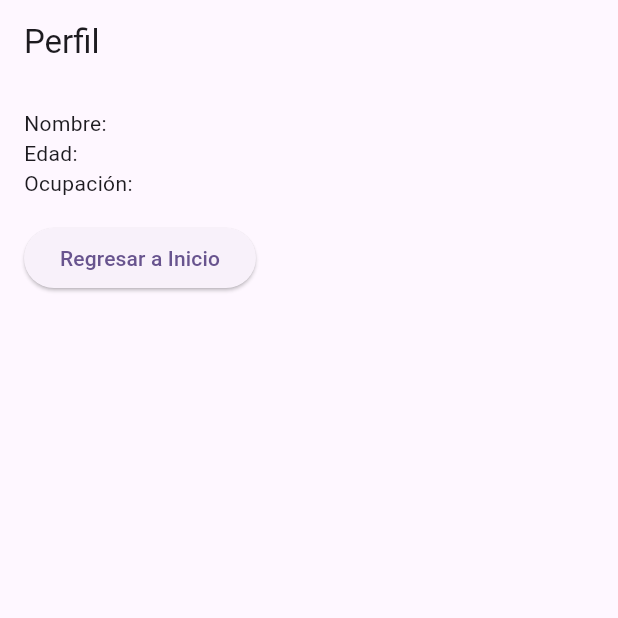
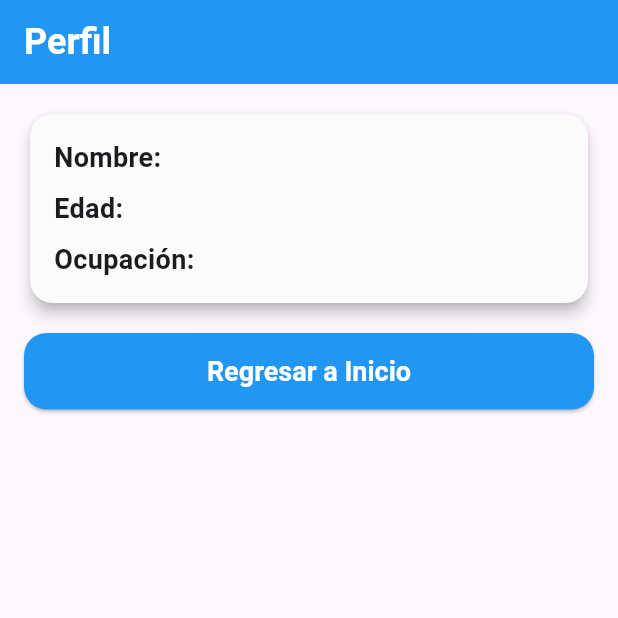
Before and after one commit to ivanCampos-cbqa/user_app, a Flutter app: the screen it shows after launch, after a tap on "Crear perfil", after a tap on "Guardar y Ver Perfil", on a phone screen of 412 x 824 dp, the top half of it. Run offline on Flutter 3.47's test engine with Material 3 defaults, Android fonts, the phone set to English and light mode, and no system bars; our stand-ins replace go_router.

Commit message:
update: styles for profile screen

```diff
--- a/lib/screens/profile_screen.dart
+++ b/lib/screens/profile_screen.dart
@@ -16,21 +16,88 @@ class ProfileScreen extends StatelessWidget {
   @override
   Widget build(BuildContext context) {
     return Scaffold(
-      appBar: AppBar(title: const Text('Perfil')),
+      appBar: AppBar(
+        title: const Text(
+          'Perfil',
+          style: TextStyle(
+            color: Colors.white,
+            fontWeight: FontWeight.bold,
+            fontSize: 24,
+          ),
+        ),
+        backgroundColor: Colors.blue,
+      ),
       body: Padding(
         padding: const EdgeInsets.all(16.0),
         child: Column(
           crossAxisAlignment: CrossAxisAlignment.start,
           children: [
-            Text('Nombre: $name'),
-            Text('Edad: $age'),
-            Text('Ocupación: $occupation'),
+            Row(
+              children: [
+                Expanded(
+                  // Esto permite que el Card ocupe todo el ancho disponible
+                  child: Card(
+                    color: const Color.fromARGB(255, 251, 251, 251),
+                    elevation: 4,
+                    shape: RoundedRectangleBorder(
+                      borderRadius: BorderRadius.circular(15),
+                    ),
+                    child: Padding(
+                      padding: const EdgeInsets.all(16.0),
+                      child: Column(
+                        crossAxisAlignment: CrossAxisAlignment.start,
+                        children: [
+                          Text(
+                            'Nombre: $name',
+                            style: const TextStyle(
+                              fontSize: 18,
+                              fontWeight: FontWeight.w600,
+                            ),
+                          ),
+                          const SizedBox(height: 8),
+                          Text(
+                            'Edad: $age',
+                            style: const TextStyle(
+                              fontSize: 18,
+                              fontWeight: FontWeight.w600,
+                            ),
+                          ),
+                          const SizedBox(height: 8),
+                          Text(
+                            'Ocupación: $occupation',
+                            style: const TextStyle(
+                              fontSize: 18,
+                              fontWeight: FontWeight.w600,
+                            ),
+                          ),
+                        ],
+                      ),
+                    ),
+                  ),
+                ),
+              ],
+            ),
             const SizedBox(height: 16),
-            ElevatedButton(
-              onPressed: () {
-                context.go('/');
-              },
-              child: const Text('Regresar a Inicio'),
+            SizedBox(
+              width: double.infinity,
+              child: ElevatedButton(
+                onPressed: () {
+                  context.go('/');
+                },
+                style: ElevatedButton.styleFrom(
+                  shape: RoundedRectangleBorder(
+                    borderRadius: BorderRadius.circular(15),
+                  ),
+                  backgroundColor: Colors.blue,
+                  padding: const EdgeInsets.symmetric(vertical: 15),
+                  textStyle: const TextStyle(
+                      fontSize: 18,
+                      fontWeight: FontWeight.w600,
+                      color: Colors.white),
+                ),
+                child: const Text('Regresar a Inicio',
+                    style: TextStyle(color: Colors.white)),
+              ),
             ),
           ],
         ),
```
